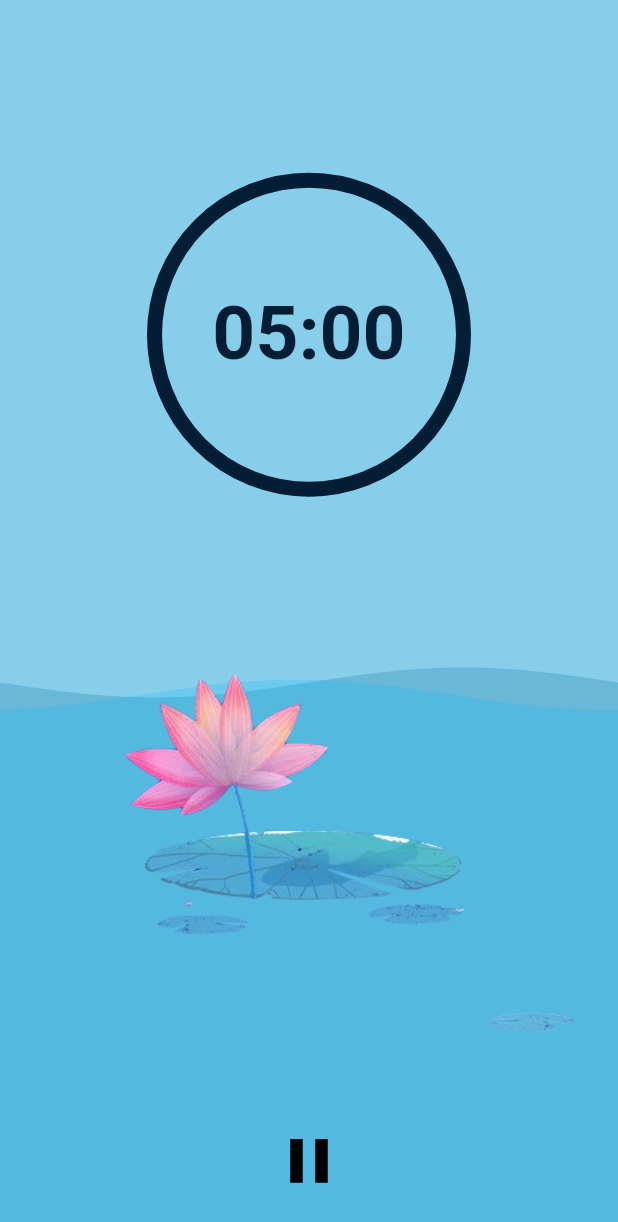
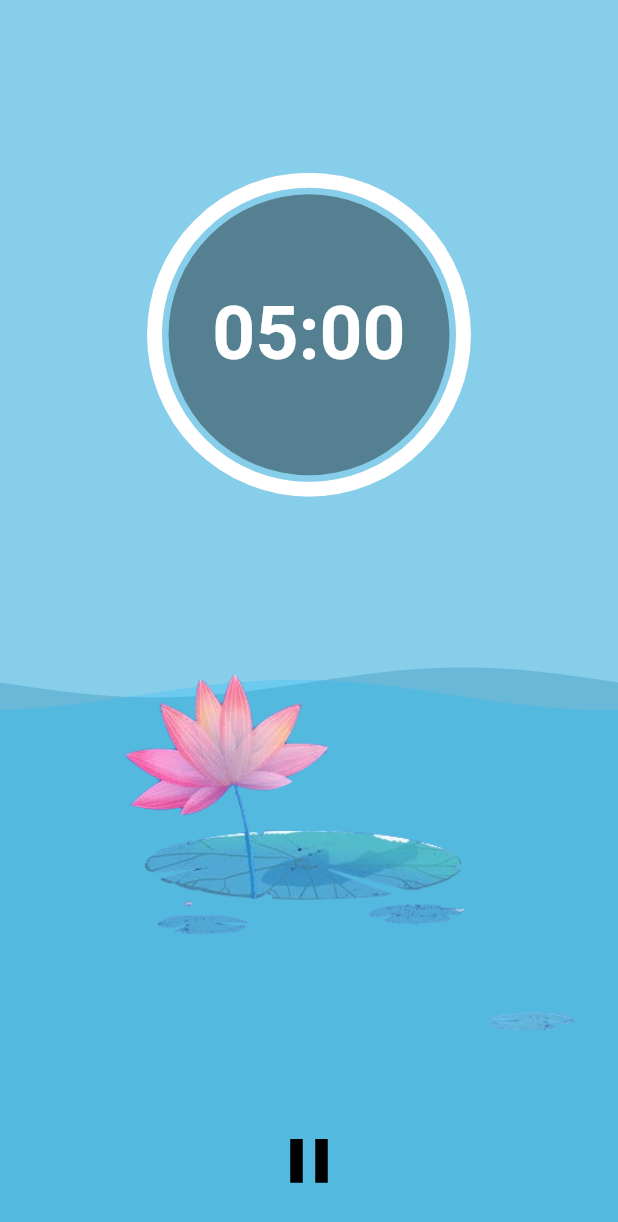
Before and after one commit to jakebildy/lotus, a Flutter app: the screen it shows after launch, after a tap on the "play arrow" icon, on a phone screen of 412 x 824 dp. Shown: the top 1222 px of the screen. Run offline on Flutter 3.47's test engine with Material 2 defaults, Android fonts, the phone set to English and light mode, and no system bars; drawn by our look-alikes of circular_countdown_timer, wave; our stand-ins replace audioplayers, get, get_storage; missing offline and left inert: animated_counter, duration_picker.

Commit message:
impproved even more

```diff
--- a/meditate_app/lib/begin_meditation_page.dart
+++ b/meditate_app/lib/begin_meditation_page.dart
@@ -63,7 +63,7 @@ class _BeginMeditationPageState extends State<BeginMeditationPage> {
               onTap: (() {
                 HapticFeedback.heavyImpact();
                 AudioPlayer().play(AssetSource('sounds/old-gong.m4a'));
-                Get.to(CountdownPage(time: _duration), transition: Transition.circularReveal);
+                Get.to(CountdownPage(time: _duration), transition: Transition.circularReveal, duration: Duration(seconds: 1));
               }),
               child: Hero(
                 tag: "PLAY_BUTTON",
--- a/meditate_app/lib/countdown_page.dart
+++ b/meditate_app/lib/countdown_page.dart
@@ -108,15 +108,15 @@ class _CountdownPageState extends State<CountdownPage> with TickerProviderStateM
                           height: MediaQuery.of(context).size.height / 2,
                           ringColor: Colors.black12,
                           ringGradient: null,
-                          fillColor: Color.fromARGB(255, 2, 29, 52),
+                          fillColor: Colors.white,
                           fillGradient: null,
-                          backgroundColor: Colors.transparent,
+                          backgroundColor: Colors.black38,
                           backgroundGradient: null,
                           strokeWidth: 10.0,
                           strokeCap: StrokeCap.round,
                           textStyle: const TextStyle(
                             fontSize: 50.0,
-                            color: Color.fromARGB(255, 2, 29, 52),
+                            color: Colors.white,
                             fontWeight: FontWeight.bold,
 
                           ),
```
